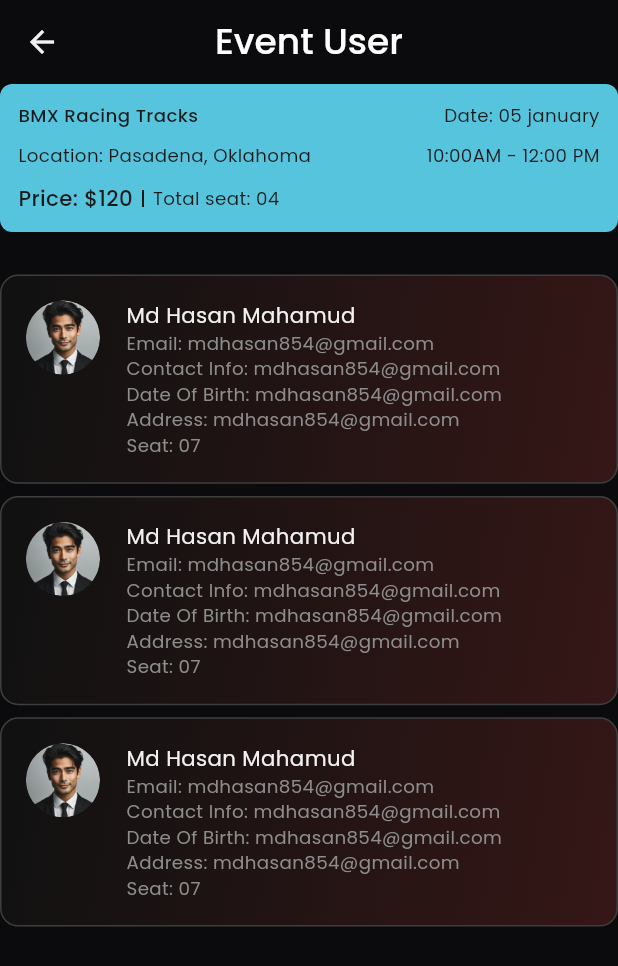
After one commit to moury12/My-Tracks, a Flutter app: the EventUserScreen screen opened by its route, on a phone screen of 412 x 824 dp. The commit adds this screen. Shown: the top 966 px of the screen. Run offline on Flutter 3.47's test engine with Material 3 defaults, Android fonts, the phone set to English and light mode, and no system bars; our stand-ins replace device_preview, flutter_screenutil, get, google_fonts; missing offline and left inert: dart:ffi.

Commit message:
style: event user

```diff
--- a/lib/core/constant/app_strings.dart
+++ b/lib/core/constant/app_strings.dart
@@ -103,6 +103,7 @@ class AppStaticString {
   static const String  uploadImage= "Upload Image";
   static const String  slotNo= "Slot No:";
   static const String  totalSeat= "Total seat";
+  static const String  totalSeatWithClone= "Total seat: ";
   static const String  price= "Price";
   static const String  publish= "Publish";
   static const String  wantDltMsg= "Are you sure you want to delete this content ?";
--- a/lib/core/route/app_routes.dart
+++ b/lib/core/route/app_routes.dart
@@ -1,4 +1,5 @@
 import 'package:get/get.dart';
+import 'package:track_trek/controller/track_management_controller.dart';
 import 'package:track_trek/core/binding/auth_binding.dart';
 import 'package:track_trek/core/binding/create_track_event_binding.dart';
 import 'package:track_trek/core/binding/home_binding.dart';
@@ -14,6 +15,8 @@ import 'package:track_trek/view/home/home_screen.dart';
 import 'package:track_trek/view/home/home_screen.dart';
 import 'package:track_trek/view/initial/bottom_navigation_screen.dart';
 import 'package:track_trek/view/initial/splash.dart';
+import 'package:track_trek/view/manage/event_user_page.dart';
+import 'package:track_trek/view/manage/event_user_page.dart';
 
 class AppRoutes {
   static route() => [
@@ -32,5 +35,6 @@ class AppRoutes {
               CreateEventBinding()
         ]),
         GetPage(name: UploadTrackScreen.routeName, page: () => const UploadTrackScreen(),binding: CreateTrackBinding()),
+        GetPage(name: EventUserScreen.routeName, page: () => const EventUserScreen()),
       ];
 }
--- a/lib/view/add/widgets/track_slot_widget.dart
+++ b/lib/view/add/widgets/track_slot_widget.dart
@@ -17,12 +17,14 @@ import 'package:track_trek/view/add/widgets/delete_alert_dialog.dart';
 import 'package:track_trek/view/add/widgets/point_text_widget.dart';
 import 'package:track_trek/view/add/widgets/track_slot_widget.dart';
 import 'package:track_trek/view/home/widgets/gradient_container_widget.dart';
+import 'package:track_trek/view/manage/event_user_page.dart';
 import 'package:track_trek/view/manage/widgets/event_manage_card_widget.dart';
 
 class TrackSlotWidget extends StatelessWidget {
   final String? argument;
   const TrackSlotWidget({
-    super.key, this.argument,
+    super.key,
+    this.argument,
   });
 
   @override
@@ -83,13 +85,30 @@ class TrackSlotWidget extends StatelessWidget {
           3,
           (index) => const PointTextWidget(),
         ),
-      argument!=null&& argument=='track_management'? Row(
+        argument != null && argument == 'track_management'
+            ? GestureDetector(
+                onTap: () {
+                  Get.toNamed(EventUserScreen.routeName);
+                },
+                child: Row(
                   mainAxisAlignment: MainAxisAlignment.end,
                   children: [
-        Text(AppStaticString.viewAllParticipent,style: poppinsRegular.copyWith(fontSize: getFontSizeSmall(context)),),
+                    Text(
+                      AppStaticString.viewAllParticipent,
+                      style: poppinsRegular.copyWith(
+                          fontSize: getFontSizeSmall(context)),
+                    ),
                     space12W,
-        Image.asset(arrowTopImgUrl,color: AppColors.whiteLightColor,height: 14.w,width: 14.w,)
-      ],) :Row(
+                    Image.asset(
+                      arrowTopImgUrl,
+                      color: AppColors.whiteLightColor,
+                      height: 14.w,
+                      width: 14.w,
+                    )
+                  ],
+                ),
+              )
+            : Row(
                 mainAxisAlignment: MainAxisAlignment.end,
                 children: [
                   GestureDetector(
@@ -110,8 +129,8 @@ class TrackSlotWidget extends StatelessWidget {
                   ),
                   Text(
                     AppStaticString.seeMore,
-              style:
-                  poppinsMedium.copyWith(fontSize: getFontSizeSmall(context)),
+                    style: poppinsMedium.copyWith(
+                        fontSize: getFontSizeSmall(context)),
                   ),
                   space8W,
                   const Icon(Icons.arrow_drop_down_outlined)
--- a/lib/view/home/widgets/event_card_widget.dart
+++ b/lib/view/home/widgets/event_card_widget.dart
@@ -1,3 +1,5 @@
+import 'dart:ffi';
+
 import 'package:flutter/material.dart';
 import 'package:flutter_screenutil/flutter_screenutil.dart';
 import 'package:get/get.dart';
@@ -149,8 +151,10 @@ class PriceTextWidget extends StatelessWidget {
 }
 
 class DividerVertical extends StatelessWidget {
+  final Color? color;
+  final double? height;
   const DividerVertical({
-    super.key,
+    super.key, this.color, this.height,
   });
 
   @override
@@ -159,7 +163,8 @@ class DividerVertical extends StatelessWidget {
       padding: padding6H,
       child: Image.asset(
         verticalDividerImgUrl,
-        height: 10.w,
+        height: height??10.w,
+        color: color??null,
       ),
     );
   }
--- /dev/null
+++ b/lib/view/manage/event_user_page.dart
@@ -0,0 +1,32 @@
+import 'package:flutter/material.dart';
+import 'package:flutter_screenutil/flutter_screenutil.dart';
+import 'package:track_trek/core/components/custom_appbar.dart';
+import 'package:track_trek/core/constant/app_strings.dart';
+import 'package:track_trek/core/constant/custom_space.dart';
+import 'package:track_trek/view/manage/widgets/blue_container_widget.dart';
+import 'package:track_trek/view/manage/widgets/event_details_info_widget.dart';
+import 'package:track_trek/view/manage/widgets/event_manage_card_widget.dart';
+
+class EventUserScreen extends StatelessWidget {
+  static const String routeName = '/event-user';
+  const EventUserScreen({super.key});
+
+  @override
+  Widget build(BuildContext context) {
+    return  Scaffold(
+      appBar: const CustomAppbar(
+        tile: AppStaticString.eventUser,
+      ),
+      body: Column(
+        spacing:8.h,
+        children: [
+          const BlueContainerWidget(
+            child: EventDetailsInfoWidget(),
+          ),
+          space12H,
+          ...List.generate(3, (index) => const MarronGradientContainerWidget(child: UserInfoContentWidget(seatNo: '04',)),)
+        ],
+      ),
+    );
+  }
+}
--- a/lib/view/manage/manage_screen.dart
+++ b/lib/view/manage/manage_screen.dart
@@ -27,6 +27,7 @@ class ManageScreen extends StatelessWidget {
     TrackManagementController.to.tabContent.add(Padding(
       padding: padding12V,
       child: Column(
+        ///============================track part=============================///
         children: List.generate(
             5,
             (i) => const TrackCardWidget(
@@ -34,33 +35,41 @@ class ManageScreen extends StatelessWidget {
                 )),
       ),
     ));
+
+    ///============================event part=============================///
+
     TrackManagementController.to.tabContent.add(Padding(
       padding: padding12V,
-      child: Column(
-        children: [
+      child: Column(children: [
         CustomDropdown(
           radius: 8.r,
           borderColor: AppColors.blackLightColor,
           fillColor: AppColors.blackBackgroundColor,
           hintColor: AppColors.whiteLightColor,
-
           hintText: "Select Event",
         ),
         ...List.generate(
             5,
             (i) => Padding(
                   padding: padding12T,
-                  child: const MarronGradientContainerWidget(child: TrackSlotWidget(argument: 'track_management',),),
-                )),]
+                  child: const MarronGradientContainerWidget(
+                    child: TrackSlotWidget(
+                      argument: 'track_management',
                     ),
+                  ),
+                )),
+      ]),
     ));
+
+    ///============================renters part=============================///
+
     TrackManagementController.to.tabContent.add(Padding(
       padding: padding12V,
       child: Column(
         children: List.generate(
             5,
             (i) => Padding(
-              padding:padding12T,
+                  padding: padding12T,
                   child: const MarronGradientContainerWidget(
                     child: UserInfoContentWidget(),
                   ),
--- /dev/null
+++ b/lib/view/manage/widgets/blue_container_widget.dart
@@ -0,0 +1,22 @@
+import 'package:flutter/material.dart';
+import 'package:flutter_screenutil/flutter_screenutil.dart';
+import 'package:track_trek/core/constant/padding_constant.dart';
+import 'package:track_trek/core/utils/app_color.dart';
+
+class BlueContainerWidget extends StatelessWidget {
+  final Widget? child;
+  const BlueContainerWidget({
+    super.key, this.child,
+  });
+
+  @override
+  Widget build(BuildContext context) {
+    return Container(
+      padding: padding12,
+      decoration: BoxDecoration(
+          color: AppColors.blueColor,
+          borderRadius: BorderRadius.circular(8.r)),
+      child: child??const SizedBox.shrink(),
+    );
+  }
+}
--- /dev/null
+++ b/lib/view/manage/widgets/event_details_info_widget.dart
@@ -0,0 +1,106 @@
+import 'package:flutter/material.dart';
+import 'package:flutter_screenutil/flutter_screenutil.dart';
+import 'package:track_trek/core/constant/app_strings.dart';
+import 'package:track_trek/core/constant/fontsize_constant.dart';
+import 'package:track_trek/core/utils/app_color.dart';
+import 'package:track_trek/core/utils/text_style.dart';
+import 'package:track_trek/view/home/widgets/event_card_widget.dart';
+
+class EventDetailsInfoWidget extends StatelessWidget {
+  const EventDetailsInfoWidget({
+    super.key,
+  });
+
+  @override
+  Widget build(BuildContext context) {
+    return Column(
+      spacing: 10.h,
+      children: [
+        ///=============dynamic event name+ date====================///
+        const RowBlackTextWidget(
+          text2: '${AppStaticString.dateWithClone}05 january',
+        ),
+        ///=============dynamic location + time====================///
+
+        const RowBlackTextWidget(
+          text1:
+          '${AppStaticString.locationWithClone}${AppStaticString.dummyAddress}',
+          text2: AppStaticString.dummyTime,
+          textStyle1: poppinsRegular,
+        ),
+        ///=============dynamic event price + total seat====================///
+
+        Row(
+          children: [
+            Text(
+              '${AppStaticString.priceWithClone}\$120',
+              style: poppinsMedium.copyWith(
+                  color: AppColors.blackLightColor,
+                  fontSize: getFontSizeDefault(context)),
+            ),
+            const DividerVertical(
+              color: AppColors.blackLightColor,
+            ),
+            Text(
+              '${AppStaticString.totalSeatWithClone}04',
+              textAlign: TextAlign.right,
+              style: poppinsRegular.copyWith(
+                  fontSize: getFontSizeSmall(context),
+                  color: AppColors.blackLightColor),
+            ),
+          ],
+        )
+      ],
+    );
+  }
+}
+
+class RowBlackTextWidget extends StatelessWidget {
+  final String? text1;
+  final String? text2;
+  final TextStyle? textStyle1;
+  final TextStyle? textStyle2;
+  final double? fontSize1;
+  final double? fontSize2;
+  const RowBlackTextWidget({
+    super.key,
+    this.text1,
+    this.text2,
+    this.textStyle1 = poppinsMedium,
+    this.textStyle2 = poppinsRegular,
+    this.fontSize1,
+    this.fontSize2,
+  });
+
+  @override
+  Widget build(BuildContext context) {
+    return Row(
+      children: [
+        ///=========================dynamic event name=====================///
+        Expanded(
+          flex: 2,
+          child: Text(
+            text1 ?? AppStaticString.dummyEvent,
+            textAlign: TextAlign.left,
+            style: textStyle1!.copyWith(
+                fontSize: fontSize1 ?? getFontSizeSmall(context),
+                color: AppColors.blackLightColor),
+          ),
+        ),
+
+        ///=========================dynamic event date=====================///
+
+        Expanded(
+          flex: 1,
+          child: Text(
+            text2 ?? '',
+            textAlign: TextAlign.right,
+            style: textStyle2!.copyWith(
+                fontSize: fontSize2 ?? getFontSizeSmall(context),
+                color: AppColors.blackLightColor),
+          ),
+        ),
+      ],
+    );
+  }
+}
--- a/lib/view/manage/widgets/event_manage_card_widget.dart
+++ b/lib/view/manage/widgets/event_manage_card_widget.dart
@@ -1,19 +1,18 @@
 import 'package:flutter/material.dart';
 import 'package:flutter_screenutil/flutter_screenutil.dart';
-import 'package:get/get.dart';
 import 'package:track_trek/core/constant/app_strings.dart';
 import 'package:track_trek/core/constant/custom_space.dart';
 import 'package:track_trek/core/constant/fontsize_constant.dart';
 import 'package:track_trek/core/constant/image_constants.dart';
 import 'package:track_trek/core/utils/app_color.dart';
 import 'package:track_trek/core/utils/text_style.dart';
-import 'package:track_trek/view/home/widgets/dynamic_tab_widget.dart';
 import 'package:track_trek/view/home/widgets/event_card_widget.dart';
 import 'package:track_trek/view/home/widgets/gradient_container_widget.dart';
 import 'package:track_trek/view/home/widgets/track_card_widget.dart';
 
 class MarronGradientContainerWidget extends StatelessWidget {
   final Widget? child;
+
   const MarronGradientContainerWidget({
     super.key,
     this.child,
@@ -24,10 +23,9 @@ class MarronGradientContainerWidget extends StatelessWidget {
     return GradientContainerWidget(
       firstColor: AppColors.blackColor,
       secondColor: AppColors.marronColor,
-      borderColor: const Color(0xff3E3E3E8C),
+      borderColor: const Color(0xff3E3E3E),
       borderWidth: 1,
-      child: child ??
-          const TrackEventInfoContentWidget(),
+      child: child ?? const TrackEventInfoContentWidget(),
     );
   }
 }
@@ -44,20 +42,17 @@ class TrackEventInfoContentWidget extends StatelessWidget {
       children: [
         Text(
           AppStaticString.dummyEvent,
-          style:
-              poppinsMedium.copyWith(fontSize: getFontSizeSmall(context)),
+          style: poppinsMedium.copyWith(fontSize: getFontSizeSmall(context)),
         ),
         space12H,
         Text(
           '${AppStaticString.locationWithClone} Rock Hill BMX Supercross Track (USA)',
-          style: poppinsRegular.copyWith(
-              fontSize: getFontSizeSmall(context)),
+          style: poppinsRegular.copyWith(fontSize: getFontSizeSmall(context)),
         ),
         space12H,
         Text(
           '${AppStaticString.dateWithClone} 5 january ${AppStaticString.dummyTime}',
-          style: poppinsRegular.copyWith(
-              fontSize: getFontSizeSmall(context)),
+          style: poppinsRegular.copyWith(fontSize: getFontSizeSmall(context)),
         ),
         space12H,
         Row(
@@ -89,9 +84,11 @@ class TrackEventInfoContentWidget extends StatelessWidget {
     );
   }
 }
+
 class UserInfoContentWidget extends StatelessWidget {
+  final String? seatNo;
   const UserInfoContentWidget({
-    super.key,
+    super.key, this.seatNo,
   });
 
   @override
@@ -99,7 +96,7 @@ class UserInfoContentWidget extends StatelessWidget {
     return Row(
       crossAxisAlignment: CrossAxisAlignment.start,
       children: [
-        ProfileCircleImageWidget(),
+        const ProfileCircleImageWidget(),
         space16W,
         Expanded(
           child: Column(
@@ -110,27 +107,29 @@ class UserInfoContentWidget extends StatelessWidget {
                 style: poppinsRegular.copyWith(
                     fontSize: getFontSizeDefault(context)),
               ),
-              Text(
-                '${AppStaticString.contact}mdhasan854@gmail.com',
-                style: poppinsRegular.copyWith(
-                    fontSize: getFontSizeSmall(context),
-                    color: AppColors.fadeWhiteColor),
-              ),Text(
-                '${AppStaticString.email}mdhasan854@gmail.com',
-                style: poppinsRegular.copyWith(
-                    fontSize: getFontSizeSmall(context),
-                    color: AppColors.fadeWhiteColor),
-              ),Text(
-                '${AppStaticString.dateOfBirth}mdhasan854@gmail.com',
-                style: poppinsRegular.copyWith(
-                    fontSize: getFontSizeSmall(context),
-                    color: AppColors.fadeWhiteColor),
-              ),Text(
-                '${AppStaticString.address}mdhasan854@gmail.com',
-                style: poppinsRegular.copyWith(
-                    fontSize: getFontSizeSmall(context),
-                    color: AppColors.fadeWhiteColor),
+
+              ///===================dynamic email==================///
+              const UserInfoText(
+                  text: '${AppStaticString.emailUser}mdhasan854@gmail.com'),
+
+              ///===================dynamic phone==================///
+
+              const UserInfoText(
+                  text: '${AppStaticString.contact}mdhasan854@gmail.com'),
+
+              ///===================dynamic date of birth==================///
+
+              const UserInfoText(
+                  text: '${AppStaticString.dateOfBirth}mdhasan854@gmail.com'),
+
+              ///===================dynamic address==================///
+
+              const UserInfoText(
+                text: '${AppStaticString.address}mdhasan854@gmail.com',
               ),
+            seatNo!=null?  const UserInfoText(
+                text: '${AppStaticString.seat}07',
+              ):const SizedBox.shrink(),
             ],
           ),
         ),
@@ -138,3 +137,20 @@ class UserInfoContentWidget extends StatelessWidget {
     );
   }
 }
+
+class UserInfoText extends StatelessWidget {
+  final String text;
+  const UserInfoText({
+    super.key,
+    required this.text,
+  });
+
+  @override
+  Widget build(BuildContext context) {
+    return Text(
+      text,
+      style: poppinsRegular.copyWith(
+          fontSize: getFontSizeSmall(context), color: AppColors.fadeWhiteColor),
+    );
+  }
+}
```
Lines whose indentation alone changed are shown as unchanged.
